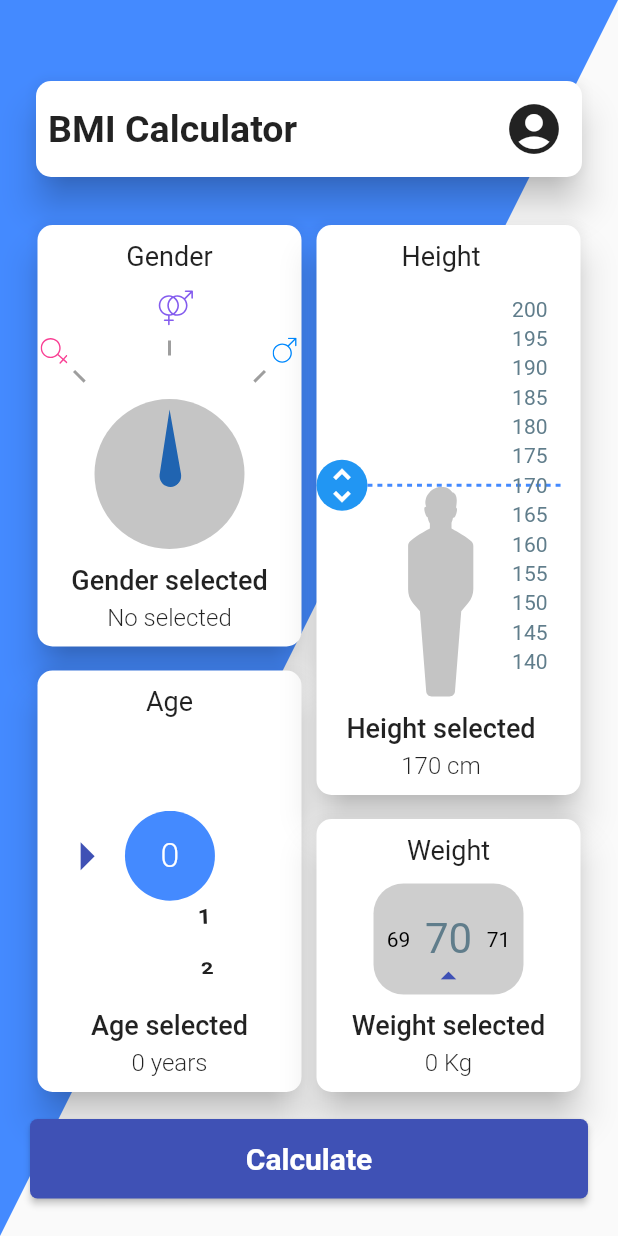
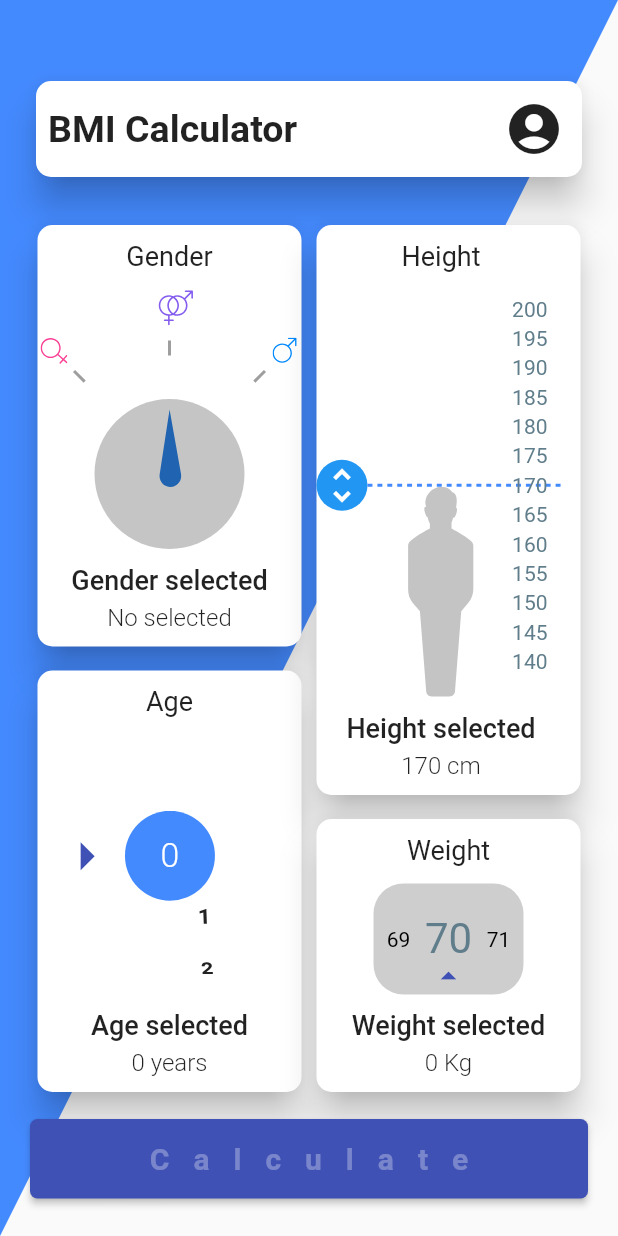
Before and after one commit to FabianVarela/bmi_calculator, a Flutter app: the screen it shows after launch, on a phone screen of 412 x 824 dp. Run offline on Flutter 3.47's test engine with Material 2 defaults, Android fonts, the phone set to English and light mode, and no system bars; our stand-ins replace flutter_svg.

Commit message:
Set row animation in home UI

```diff
--- a/lib/ui/home.dart
+++ b/lib/ui/home.dart
@@ -6,6 +6,7 @@ import 'package:bmi_calculator/ui/cards/weight_card_section.dart';
 import 'package:bmi_calculator/ui/common/custom_card.dart';
 import 'package:bmi_calculator/ui/common/header_clip_path.dart';
 import 'package:bmi_calculator/ui/common/profile_icon_animation.dart';
+import 'package:bmi_calculator/ui/common/row_text_animation.dart';
 import 'package:flutter/cupertino.dart';
 import 'package:flutter/material.dart';
 
@@ -169,14 +170,7 @@ class HomeState extends State<HomeBMI> with TickerProviderStateMixin {
         shape: RoundedRectangleBorder(
           borderRadius: BorderRadius.circular(5),
         ),
-        child: Text(
-          'Calculate',
-          style: TextStyle(
-            fontSize: 20,
-            fontWeight: FontWeight.w700,
-            color: Colors.white,
-          ),
-        ),
+        child: RowTextAnimation(text: 'Calculate'),
       ),
     );
   }
```
